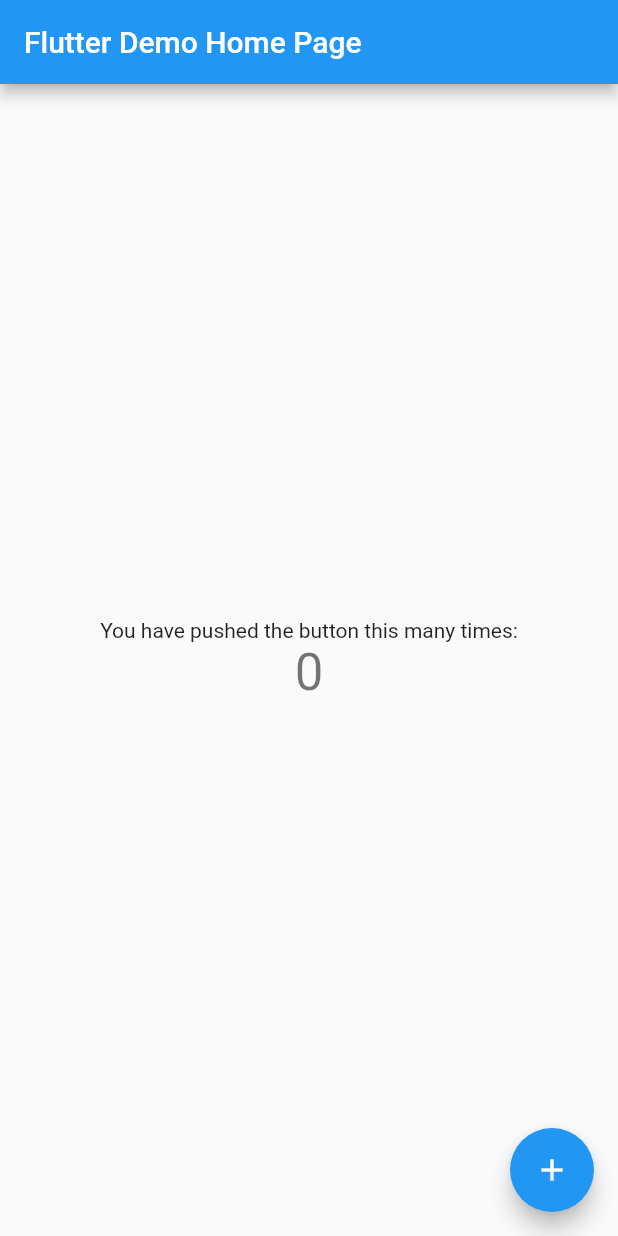
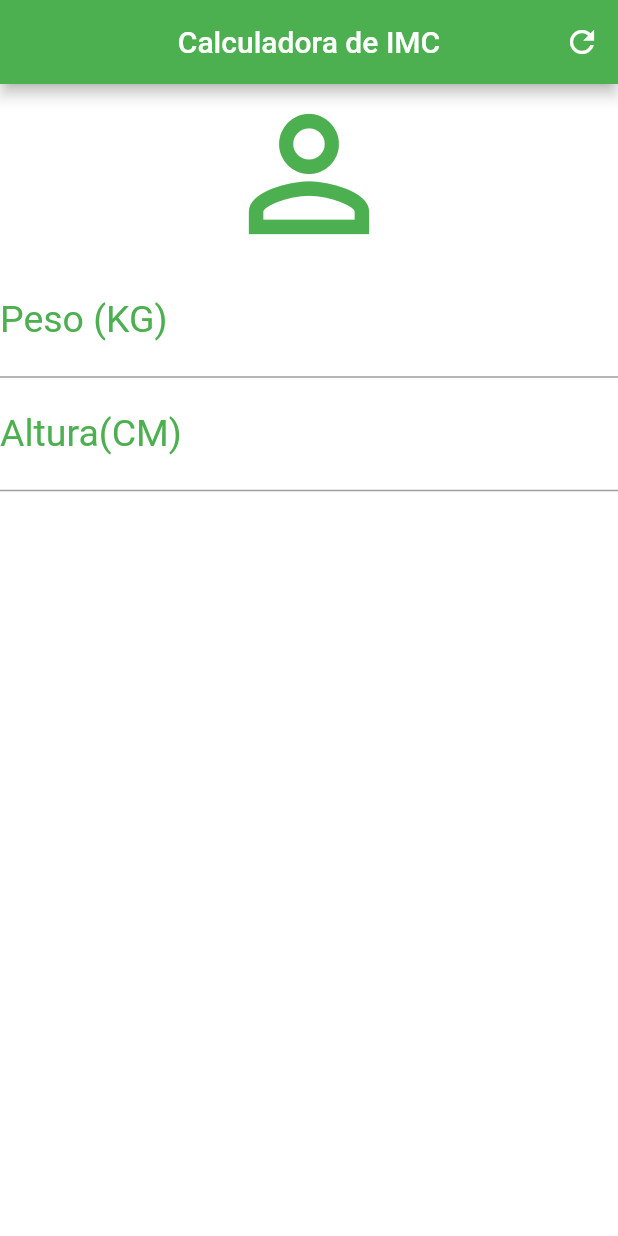
Before and after one commit to allanlucio/IMC-Flutter, a Flutter app: the screen it shows after launch, on a phone screen of 412 x 824 dp. Run offline on Flutter 3.47's test engine with Material 2 defaults, Android fonts, the phone set to English and light mode, and no system bars.

Commit message:
Add Scafold, Icon and TextFields

```diff
--- a/lib/main.dart
+++ b/lib/main.dart
@@ -1,111 +1,58 @@
 import 'package:flutter/material.dart';
 
-void main() => runApp(MyApp());
+void main() {
+  runApp(MaterialApp(
+    home: Home(),
+  ));
+}
 
-class MyApp extends StatelessWidget {
-  // This widget is the root of your application.
+class Home extends StatefulWidget {
+  @override
+  _HomeState createState() => _HomeState();
+}
+
+class _HomeState extends State<Home> {
   @override
   Widget build(BuildContext context) {
-    return MaterialApp(
-      title: 'Flutter Demo',
-      theme: ThemeData(
-        // This is the theme of your application.
-        //
-        // Try running your application with "flutter run". You'll see the
-        // application has a blue toolbar. Then, without quitting the app, try
-        // changing the primarySwatch below to Colors.green and then invoke
-        // "hot reload" (press "r" in the console where you ran "flutter run",
-        // or simply save your changes to "hot reload" in a Flutter IDE).
-        // Notice that the counter didn't reset back to zero; the application
-        // is not restarted.
-        primarySwatch: Colors.blue,
+    return Scaffold(
+      backgroundColor: Colors.white,
+      appBar: AppBar(
+        title: Text("Calculadora de IMC"),
+        centerTitle: true,
+        backgroundColor: Colors.green,
+        actions: <Widget>[
+          IconButton(
+            icon: Icon(Icons.refresh),
+            onPressed: () {},
+          )
+        ],
       ),
-      home: MyHomePage(title: 'Flutter Demo Home Page'),
+      body: Column(
+        crossAxisAlignment: CrossAxisAlignment.stretch,
+        children: <Widget>[
+          Icon(
+            Icons.person_outline,
+            size: 120,
+            color: Colors.green,
+          ),
+          TextField(
+            style: TextStyle(color: Colors.green, fontSize: 25.0),
+            textAlign: TextAlign.center,
+            keyboardType: TextInputType.number,
+            decoration: InputDecoration(
+                labelText: "Peso (KG)",
+                labelStyle: TextStyle(color: Colors.green)),
+          ),
+          TextField(
+            style: TextStyle(color: Colors.green, fontSize: 25.0),
+            textAlign: TextAlign.center,
+            keyboardType: TextInputType.number,
+            decoration: InputDecoration(
+                labelText: "Altura(CM)",
+                labelStyle: TextStyle(color: Colors.green)),
+          )
+        ],
+      ),
     );
   }
 }
-
-class MyHomePage extends StatefulWidget {
-  MyHomePage({Key key, this.title}) : super(key: key);
-
-  // This widget is the home page of your application. It is stateful, meaning
-  // that it has a State object (defined below) that contains fields that affect
-  // how it looks.
-
-  // This class is the configuration for the state. It holds the values (in this
-  // case the title) provided by the parent (in this case the App widget) and
-  // used by the build method of the State. Fields in a Widget subclass are
-  // always marked "final".
-
-  final String title;
-
-  @override
-  _MyHomePageState createState() => _MyHomePageState();
-}
-
-class _MyHomePageState extends State<MyHomePage> {
-  int _counter = 0;
-
-  void _incrementCounter() {
-    setState(() {
-      // This call to setState tells the Flutter framework that something has
-      // changed in this State, which causes it to rerun the build method below
-      // so that the display can reflect the updated values. If we changed
-      // _counter without calling setState(), then the build method would not be
-      // called again, and so nothing would appear to happen.
-      _counter++;
-    });
-  }
-
-  @override
-  Widget build(BuildContext context) {
-    // This method is rerun every time setState is called, for instance as done
-    // by the _incrementCounter method above.
-    //
-    // The Flutter framework has been optimized to make rerunning build methods
-    // fast, so that you can just rebuild anything that needs updating rather
-    // than having to individually change instances of widgets.
-    return Scaffold(
-      appBar: AppBar(
-        // Here we take the value from the MyHomePage object that was created by
-        // the App.build method, and use it to set our appbar title.
-        title: Text(widget.title),
-      ),
-      body: Center(
-        // Center is a layout widget. It takes a single child and positions it
-        // in the middle of the parent.
-        child: Column(
-          // Column is also a layout widget. It takes a list of children and
-          // arranges them vertically. By default, it sizes itself to fit its
-          // children horizontally, and tries to be as tall as its parent.
-          //
-          // Invoke "debug painting" (press "p" in the console, choose the
-          // "Toggle Debug Paint" action from the Flutter Inspector in Android
-          // Studio, or the "Toggle Debug Paint" command in Visual Studio Code)
-          // to see the wireframe for each widget.
-          //
-          // Column has various properties to control how it sizes itself and
-          // how it positions its children. Here we use mainAxisAlignment to
-          // center the children vertically; the main axis here is the vertical
-          // axis because Columns are vertical (the cross axis would be
-          // horizontal).
-          mainAxisAlignment: MainAxisAlignment.center,
-          children: <Widget>[
-            Text(
-              'You have pushed the button this many times:',
-            ),
-            Text(
-              '$_counter',
-              style: Theme.of(context).textTheme.display1,
-            ),
-          ],
-        ),
-      ),
-      floatingActionButton: FloatingActionButton(
-        onPressed: _incrementCounter,
-        tooltip: 'Increment',
-        child: Icon(Icons.add),
-      ), // This trailing comma makes auto-formatting nicer for build methods.
-    );
-  }
-}
```
